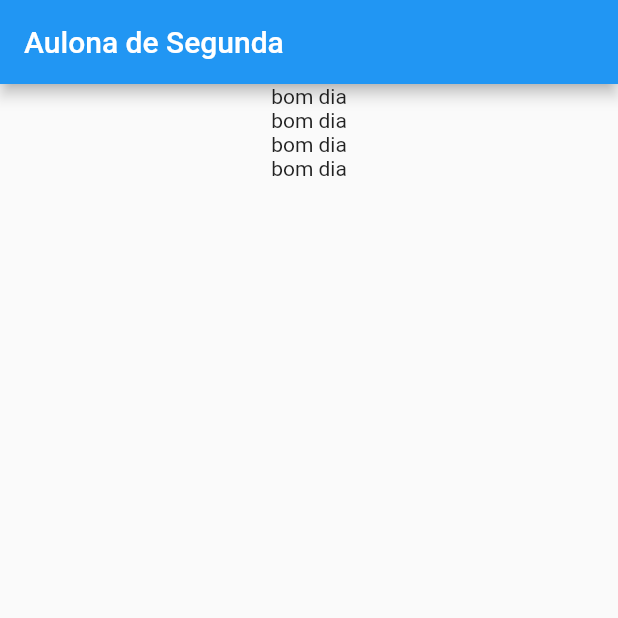
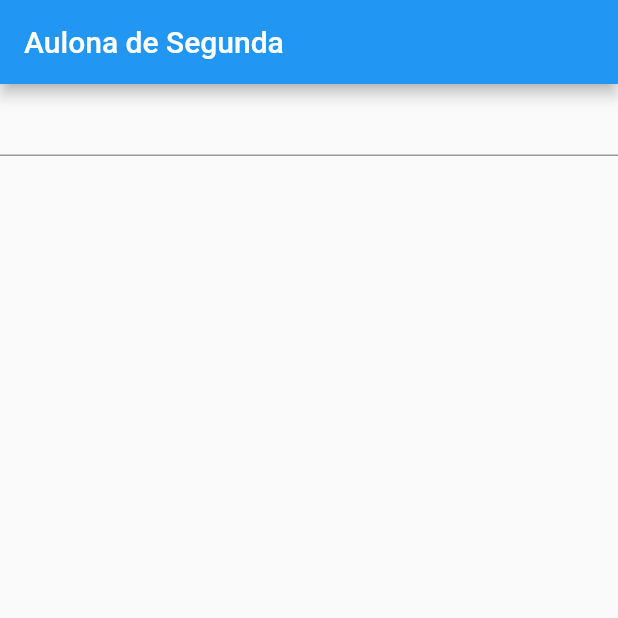
Before and after one commit to BrunoVollin/test_repo, a Flutter app: the screen it shows after launch, on a phone screen of 412 x 824 dp, the top half of it. Run offline on Flutter 3.47's test engine with Material 2 defaults, Android fonts, the phone set to English and light mode, and no system bars.

```diff
--- a/lib/main.dart
+++ b/lib/main.dart
@@ -29,10 +29,7 @@ class MyHomePage extends StatelessWidget {
       body: Center(
         child: Column(
           children: [
-            Text("bom dia"),
-            Text("bom dia"),
-            Text("bom dia"),
-            Text("bom dia"),
+            TextField()
           ],
         ),
       ),
```
Also changed, not shown: 1 other file.
